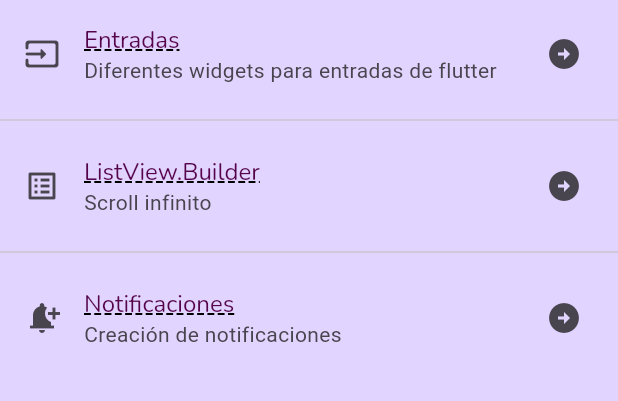
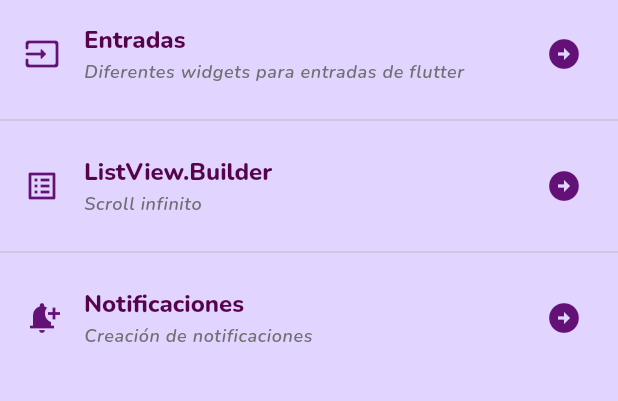
Before and after one commit to ismontana/componentes_flutter, a Flutter app: the screen it shows after launch, on a phone screen of 412 x 824 dp, the part 84-485 px from its top. Run offline on Flutter 3.47's test engine with Material 3 defaults, Android fonts, the phone set to English and light mode, and no system bars; our stand-ins replace google_fonts.

Commit message:
Finalizing the app theme

```diff
--- a/lib/screens/home_screen.dart
+++ b/lib/screens/home_screen.dart
@@ -1,47 +1,63 @@
 import 'package:flutter/material.dart';
+import 'package:practica3/theme/app_theme.dart';
 
 class HomeScreen extends StatelessWidget {
-const HomeScreen({super.key});
+  const HomeScreen({Key? key}) : super(key: key);
+
   @override
   Widget build(BuildContext context) {
     return Scaffold(
       appBar: AppBar(
-        title: const Text('Componentes de flutter',
-        style: TextStyle(
-          color: Color.fromARGB(255, 255, 255, 255)
-        ),
+        title: const Text(
+          'Componentes de flutter',
+          style: TextStyle(color: Colors.white),
         ),
       ),
       body: ListView(
         children: [
           ListTile(
-            leading: const Icon(Icons.input_rounded),
-            title: Text('Entradas',
+            leading: const Icon(Icons.input_rounded,
+                            color: AppTheme.iconColor),
+            title: Text(
+              'Entradas',
               style: Theme.of(context).textTheme.headlineLarge,
             ),
-            subtitle: const Text('Diferentes widgets para entradas de flutter'
+            subtitle: Text(
+              'Diferentes widgets para entradas de flutter',
+              style: Theme.of(context).textTheme.bodySmall, // Aquí aplicamos el nuevo estilo bodySmall
             ),
-            trailing: const Icon(Icons.arrow_circle_right),
+            trailing: const Icon(Icons.arrow_circle_right,
+                                  color: AppTheme.iconColor),
           ),
           const Divider(),
           ListTile(
-            leading: const Icon(Icons.list_alt_outlined),
-            title: Text('ListView.Builder',
+            leading: const Icon(Icons.list_alt_outlined,
+                                color: AppTheme.iconColor),
+            title: Text(
+              'ListView.Builder',
               style: Theme.of(context).textTheme.headlineLarge,
             ),
-            subtitle: const Text('Scroll infinito',
+            subtitle: Text(
+              'Scroll infinito',
+              style: Theme.of(context).textTheme.bodySmall, // Aquí aplicamos el nuevo estilo bodySmall
             ),
-            trailing: const Icon(Icons.arrow_circle_right),
+            trailing: const Icon(Icons.arrow_circle_right,
+                                  color: AppTheme.iconColor),
           ),
           const Divider(),
           ListTile(
-            leading: const Icon(Icons.notification_add),
-            title: Text('Notificaciones',
+            leading: const Icon(Icons.notification_add,
+                                color: AppTheme.iconColor),
+            title: Text(
+              'Notificaciones',
               style: Theme.of(context).textTheme.headlineLarge,
             ),
-            subtitle: const Text('Creación de notificaciones'
+            subtitle: Text(
+              'Creación de notificaciones',
+              style: Theme.of(context).textTheme.bodySmall, // Aquí aplicamos el nuevo estilo bodySmall
             ),
-            trailing: const Icon(Icons.arrow_circle_right),
+            trailing: const Icon(Icons.arrow_circle_right,
+                                  color: AppTheme.iconColor),
           ),
         ],
       ),
--- a/lib/theme/app_theme.dart
+++ b/lib/theme/app_theme.dart
@@ -3,9 +3,13 @@ import 'package:flutter/material.dart';
 import 'package:google_fonts/google_fonts.dart';
 
 class AppTheme{
-  // Declaraciones de color
+  // Color de iconos flechitas
+  static const iconColor = Color.fromARGB(255, 99, 17, 119);
+  // Declaraciones de color para titulos
   static const mainColor = Color.fromARGB(255, 85, 3, 74);
   static const backColor = Color.fromARGB(255, 225, 212, 255);
+  // Declaraciones para bodySmall
+  static const subtitleColor = Color.fromARGB(255, 114, 111, 113);
 
   // Declaraciones del tema claro
   static final ThemeData lightTheme = ThemeData.light().copyWith(
@@ -15,14 +19,20 @@ class AppTheme{
       headlineLarge: GoogleFonts.nunito(
         color: mainColor,
         fontSize: 16.0,
-        fontWeight: FontWeight.w400,
-        decoration: TextDecoration.underline,
+        fontWeight: FontWeight.w800,
+        decoration: TextDecoration.none,
         decorationColor: Colors.black,
         decorationStyle: TextDecorationStyle.dashed,
         decorationThickness: 3.0,
        // fontStyle: FontStyle.italic,
         ),
-       // bodySmall:
+      // Define el estilo para bodySmall
+      bodySmall: GoogleFonts.nunito(
+        color: subtitleColor,
+        fontSize: 12.0,
+        fontStyle: FontStyle.italic,
+        fontWeight: FontWeight.w600,
       ),
+    ),
   );
 }
```
Lines whose indentation alone changed are shown as unchanged.
